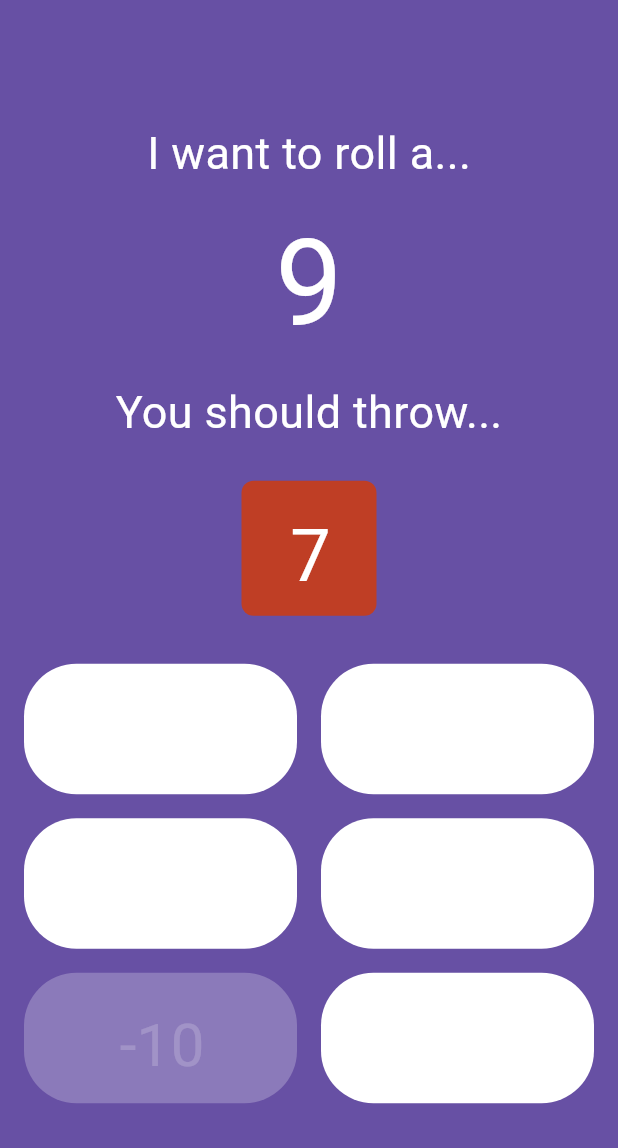
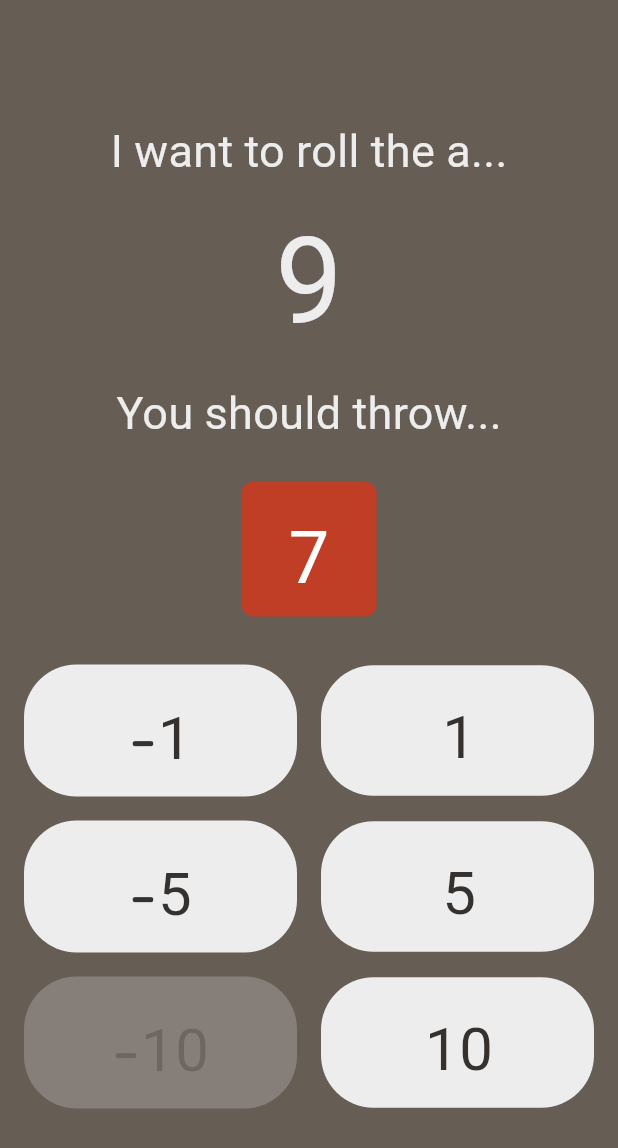
Before and after one commit to theartcher/TableKit, a Flutter app: the CalculateScreen screen opened by its route, after a tap on "-1", on a phone screen of 412 x 824 dp. Shown: the top 1148 px of the screen. Run offline on Flutter 3.47's test engine with Material 3 defaults, Android fonts, the phone set to English and light mode, and no system bars; our stand-ins replace go_router, google_fonts, shared_preferences; missing offline and left inert: go_transitions; accounts and stored records are empty.

Commit message:
Fix bug with scroll physics TBAG
Add localizations to Armadillo

Removed theme config, used colors instead in Armadillo

```diff
--- a/app/tablekit/lib/1000_bombs_and_grenades/screens/home_screen.dart
+++ b/app/tablekit/lib/1000_bombs_and_grenades/screens/home_screen.dart
@@ -21,6 +21,7 @@ class HomeScreen extends StatelessWidget {
               padding: const EdgeInsets.all(16),
               child: GridView.builder(
                 shrinkWrap: true,
+                physics: const NeverScrollableScrollPhysics(),
                 itemCount: pirateCards.length,
                 gridDelegate: SliverGridDelegateWithMaxCrossAxisExtent(
                   maxCrossAxisExtent: 200,
--- a/app/tablekit/lib/armadillo/screens/calculate.dart
+++ b/app/tablekit/lib/armadillo/screens/calculate.dart
@@ -3,13 +3,14 @@ import 'package:tablekit/armadillo/stores/calculate_notifier.dart';
 import 'package:tablekit/armadillo/utility/constants.dart';
 import 'package:tablekit/armadillo/widgets/desired_amount_button.dart';
 import 'package:tablekit/armadillo/widgets/dice.dart';
+import 'package:tablekit/l10n/generated/app_localizations.dart';
 
 class CalculateScreen extends StatelessWidget {
   const CalculateScreen({super.key});
 
   @override
   Widget build(BuildContext context) {
-    final colorTheme = Theme.of(context).colorScheme;
+    final l10n = AppLocalizations.of(context);
     final store = CalculateNotifier();
 
     bool isButtonDisabled(int desiredChange) {
@@ -32,27 +33,39 @@ class CalculateScreen extends StatelessWidget {
         }
       },
       child: Scaffold(
-        backgroundColor: colorTheme.primary,
+        backgroundColor: primaryColor,
         body: Column(
           mainAxisAlignment: MainAxisAlignment.center,
           spacing: defaultSpacing,
           children: [
             Text(
-              "I want to roll a...",
-              style: TextStyle(fontSize: 30, color: colorTheme.onPrimary),
+              l10n.armEstimateHeaderSection1,
+              style: TextStyle(
+                fontSize: 30,
+                color: onPrimaryColor,
+                fontFamily: armadilloFontFamily,
+              ),
             ),
             ListenableBuilder(
               listenable: store,
               builder: (context, child) {
                 return Text(
                   "${store.desiredRoll}",
-                  style: TextStyle(fontSize: 80, color: colorTheme.onPrimary),
+                  style: TextStyle(
+                    fontSize: 80,
+                    color: onPrimaryColor,
+                    fontFamily: armadilloFontFamily,
+                  ),
                 );
               },
             ),
             Text(
-              "You should throw...",
-              style: TextStyle(fontSize: 30, color: colorTheme.onPrimary),
+              l10n.armEstimateHeaderSection2,
+              style: TextStyle(
+                fontSize: 30,
+                color: onPrimaryColor,
+                fontFamily: armadilloFontFamily,
+              ),
             ),
             Padding(
               padding: const EdgeInsets.symmetric(vertical: defaultSpacing * 2),
--- a/app/tablekit/lib/armadillo/screens/home.dart
+++ b/app/tablekit/lib/armadillo/screens/home.dart
@@ -1,6 +1,7 @@
 import 'package:flutter/material.dart';
 import 'package:go_router/go_router.dart';
 import 'package:tablekit/armadillo/utility/constants.dart';
+import 'package:tablekit/l10n/generated/app_localizations.dart';
 import 'package:tablekit/main/utility/constants.dart';
 
 class HomeScreen extends StatelessWidget {
@@ -8,7 +9,7 @@ class HomeScreen extends StatelessWidget {
 
   @override
   Widget build(BuildContext context) {
-    final colorTheme = Theme.of(context).colorScheme;
+    final l10n = AppLocalizations.of(context);
     final fontSize = 40.0;
 
     return Scaffold(
@@ -19,18 +20,22 @@ class HomeScreen extends StatelessWidget {
             final velocity = details.primaryVelocity ?? 0;
 
             if (velocity < -defaultSwipeVelocity) {
-              context.go(ROUTE_SCOREBOARD);
+              context.go('$ROUTE_ARMADILLO/$ROUTE_SCOREBOARD');
+            }
+
+            if (velocity > defaultSwipeVelocity) {
+              context.go(ROUTE_HOME);
             }
           },
           onVerticalDragEnd: (details) {
             final velocity = details.primaryVelocity ?? 0;
 
             if (velocity > defaultSwipeVelocity) {
-              context.go(ROUTE_CALCULATE);
+              context.go('$ROUTE_ARMADILLO/$ROUTE_CALCULATE');
             }
 
             if (velocity < -defaultSwipeVelocity) {
-              context.go(ROUTE_ESTIMATE);
+              context.go('$ROUTE_ARMADILLO/$ROUTE_ESTIMATE');
             }
           },
           child: Column(
@@ -39,18 +44,18 @@ class HomeScreen extends StatelessWidget {
                 child: GestureDetector(
                   behavior: HitTestBehavior.translucent,
                   onTap: () {
-                    context.push(ROUTE_CALCULATE);
-                    print('Navigate to $ROUTE_CALCULATE');
+                    context.push('$ROUTE_ARMADILLO/$ROUTE_CALCULATE');
                   },
                   child: Container(
-                    color: colorTheme.primary,
+                    color: primaryColor,
                     child: Center(
                       child: Text(
-                        'Calculate',
+                        l10n.armCalculate,
                         textAlign: TextAlign.center,
                         style: TextStyle(
-                          color: colorTheme.onPrimary,
+                          color: onPrimaryColor,
                           fontSize: fontSize,
+                          fontFamily: armadilloFontFamily,
                         ),
                       ),
                     ),
@@ -59,16 +64,17 @@ class HomeScreen extends StatelessWidget {
               ),
               Expanded(
                 child: GestureDetector(
-                  onTap: () => context.go(ROUTE_SCOREBOARD),
+                  onTap: () => context.go('$ROUTE_ARMADILLO/$ROUTE_SCOREBOARD'),
                   child: Container(
-                    color: colorTheme.tertiary,
+                    color: tertiaryColor,
                     child: Center(
                       child: Text(
-                        'Scoreboard',
+                        l10n.armScoreboard,
                         textAlign: TextAlign.center,
                         style: TextStyle(
-                          color: colorTheme.onTertiary,
+                          color: onTertiaryColor,
                           fontSize: fontSize,
+                          fontFamily: armadilloFontFamily,
                         ),
                       ),
                     ),
@@ -77,16 +83,17 @@ class HomeScreen extends StatelessWidget {
               ),
               Expanded(
                 child: GestureDetector(
-                  onTap: () => context.go(ROUTE_ESTIMATE),
+                  onTap: () => context.go('$ROUTE_ARMADILLO/$ROUTE_ESTIMATE'),
                   child: Container(
-                    color: colorTheme.secondary,
+                    color: secondaryColor,
                     child: Center(
                       child: Text(
-                        'Estimate',
+                        l10n.armEstimate,
                         textAlign: TextAlign.center,
                         style: TextStyle(
-                          color: colorTheme.onSecondary,
+                          color: onSecondaryColor,
                           fontSize: fontSize,
+                          fontFamily: armadilloFontFamily,
                         ),
                       ),
                     ),
--- a/app/tablekit/lib/armadillo/widgets/desired_amount_button.dart
+++ b/app/tablekit/lib/armadillo/widgets/desired_amount_button.dart
@@ -1,4 +1,5 @@
 import 'package:flutter/material.dart';
+import 'package:tablekit/armadillo/utility/constants.dart';
 
 class DesiredAmountButton extends StatelessWidget {
   final VoidCallback onPress;
@@ -17,12 +18,12 @@ class DesiredAmountButton extends StatelessWidget {
     final colorTheme = Theme.of(context).colorScheme;
 
     final backgroundColor = isDisabled
-        ? colorTheme.onPrimary.withValues(alpha: 0.4)
-        : colorTheme.onPrimary;
+        ? onPrimaryColor.withValues(alpha: 0.4)
+        : onPrimaryColor;
 
     final textColor = isDisabled
-        ? colorTheme.onSecondary.withValues(alpha: 0.4)
-        : colorTheme.onSecondary;
+        ? onSecondaryColor.withValues(alpha: 0.4)
+        : onSecondaryColor;
 
     return Expanded(
       child: AnimatedOpacity(
@@ -51,6 +52,7 @@ class DesiredAmountButton extends StatelessWidget {
                       style: TextStyle(
                         color: textColor,
                         fontSize: 40,
+                        fontFamily: armadilloFontFamily,
                       ),
                     ),
                   ),
--- a/app/tablekit/lib/armadillo/widgets/dice.dart
+++ b/app/tablekit/lib/armadillo/widgets/dice.dart
@@ -85,12 +85,13 @@ class Dice extends StatelessWidget {
           ),
           child: Center(
             child: Transform.translate(
-              offset: const Offset(1, 5),
+              offset: const Offset(0, 6),
               child: Text(
                 '${_getNumber()}',
                 style: TextStyle(
                   color: _getOnDiceColor(),
                   fontSize: _getFontSize(),
+                  fontFamily: armadilloFontFamily,
                 ),
               ),
             ),
--- a/app/tablekit/lib/main/utility/constants.dart
+++ b/app/tablekit/lib/main/utility/constants.dart
@@ -19,9 +19,9 @@ const ROUTE_TBAG = "/tbag"; // 'Thousand Bombs and Grenades' -> TBAG
 const ROUTE_TBAG_DETAILS = "details/:cardId";
 
 const ROUTE_ARMADILLO = "/armadillo";
-const ROUTE_CALCULATE = '$ROUTE_ARMADILLO/calculate';
-const ROUTE_ESTIMATE = '$ROUTE_ARMADILLO/estimate';
-const ROUTE_SCOREBOARD = '$ROUTE_ARMADILLO/scoreboard';
+const ROUTE_CALCULATE = "calculate";
+const ROUTE_ESTIMATE = "estimate";
+const ROUTE_SCOREBOARD = "scoreboard";
 
 final GoRouter routerConfig = GoRouter(
   errorPageBuilder: (context, state) => MaterialPage(
```
Also changed, not shown: app/tablekit/lib/armadillo/screens/estimate.dart (+11 -7 lines), app/tablekit/lib/armadillo/screens/scoreboard.dart (+69 -21 lines), app/tablekit/lib/armadillo/utility/constants.dart (+8 -24 lines), app/tablekit/lib/armadillo/widgets/edit_score_dialog.dart (deleted, +0 -101 lines), app/tablekit/lib/armadillo/widgets/playerscore.dart (+103 -48 lines), app/tablekit/lib/l10n/arb/app_en.arb (+22 -1 lines), app/tablekit/lib/l10n/arb/app_nl.arb (+22 -1 lines), app/tablekit/google_fonts/LuckiestGuy-Regular.ttf (added), app/tablekit/lib/l10n/generated/app_localizations.dart, app/tablekit/lib/l10n/generated/app_localizations_en.dart, app/tablekit/lib/l10n/generated/app_localizations_nl.dart.
